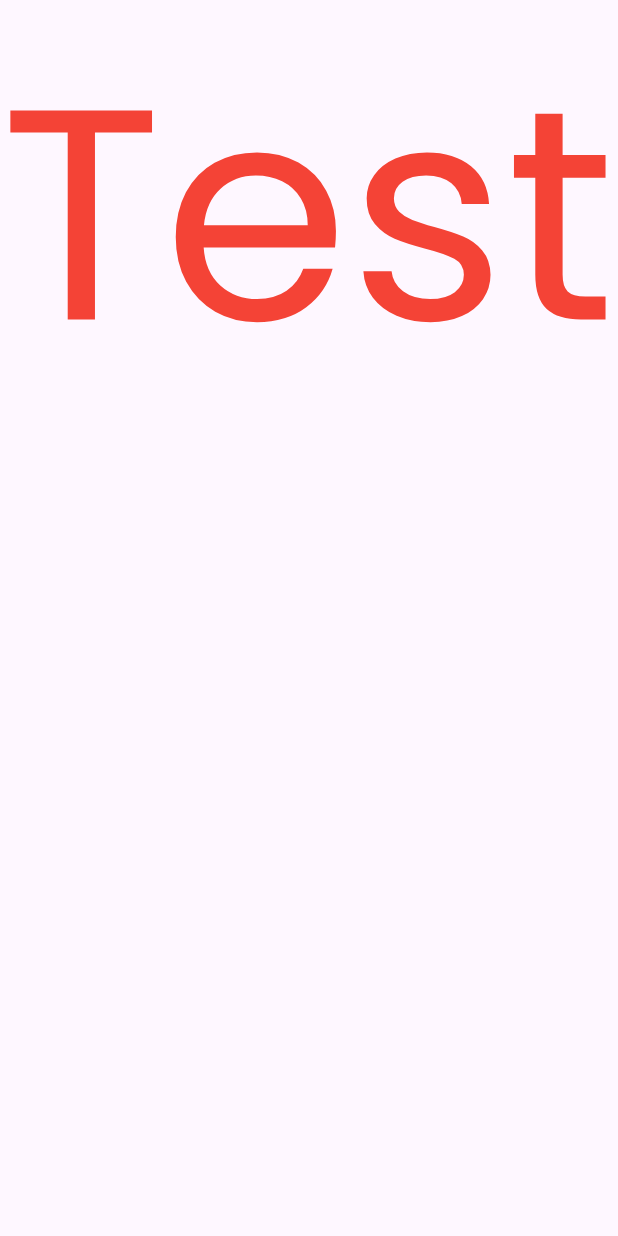
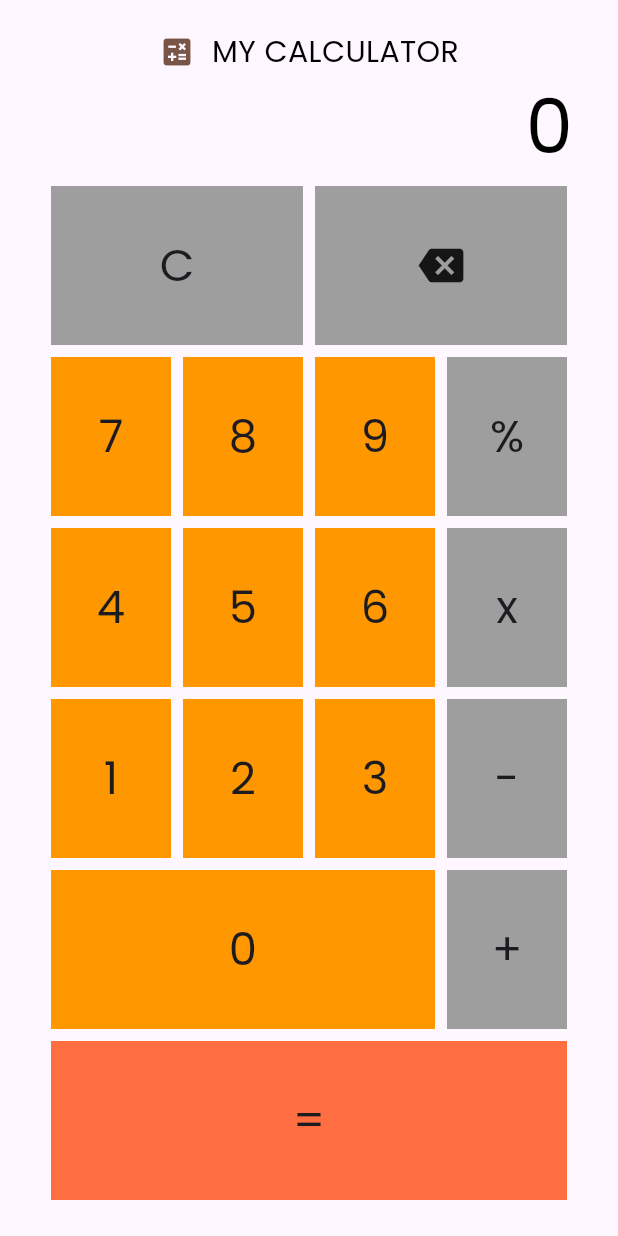
Before and after one commit to Aekanat/midterm_640710070, a Flutter app: the screen it shows after launch, on a phone screen of 412 x 824 dp. Run offline on Flutter 3.47's test engine with Material 3 defaults, Android fonts, the phone set to English and light mode, and no system bars; our stand-ins replace google_fonts.

Commit message:
midterm_update

```diff
--- a/lib/main.dart
+++ b/lib/main.dart
@@ -15,22 +15,235 @@
         colorScheme: ColorScheme.fromSeed(seedColor: Colors.deepPurple),
         useMaterial3: true,
       ),
-      home: const wid(),
+      home: cal(),
     );
   }
 }
 
-class wid extends StatelessWidget {
-  const wid({super.key});
+class cal extends StatefulWidget {
+  const cal({super.key});
+
+  @override
+  State<cal> createState() => _calState();
+}
+
+class _calState extends State<cal> {
+  var _num = '0';
+  var _operation = '';
+  var _count = 0;
+
+  Widget appBar() {
+    return Container(
+      child: Row(
+        mainAxisAlignment: MainAxisAlignment.center,
+        children: [
+          Icon(
+            Icons.calculate,
+            color: Colors.brown,
+          ),
+          Text(
+            '  MY CALCULATOR',
+            style: GoogleFonts.poppins(fontSize: 20, color: Colors.black),
+          ),
+        ],
+      ),
+    );
+  }
+
+  Widget calculate() {
+    return Row(
+      children: [
+        Expanded(
+          child: Row(
+            mainAxisAlignment: MainAxisAlignment.end,
+            children: [
+              Text(
+                _num,
+                style: GoogleFonts.poppins(
+                  fontSize: 50,
+                  color: Colors.black,
+                ),
+              ),
+            ],
+          ),
+        )
+      ],
+    );
+  }
+
+  Widget button({
+    required String txt,
+    required Color c,
+  }) {
+    return InkWell(
+      onTap: () {
+        setState(() {
+          _count = 0;
+          if (txt != 0) {
+            if (_num == '0') {
+              _num = _num.replaceRange(0, 1, txt);
+            } else {
+              _num = _num + txt;
+            }
+            if (txt == 'C' || txt == '=') {
+              _count = 0;
+              _num = '0';
+            }
+          }
+        });
+      },
+      child: Container(
+        margin: EdgeInsets.all(4.0),
+        decoration: BoxDecoration(color: c),
+        child: Column(
+          mainAxisAlignment: MainAxisAlignment.center,
+          children: [
+            Text(
+              txt,
+              style: GoogleFonts.poppins(fontSize: 30.0),
+            ),
+          ],
+        ),
+      ),
+    );
+  }
+
+  Widget icon({required IconData icon, required Color c}) {
+    return InkWell(
+      onTap: () {
+        setState(() {
+          if (_num.length > 1) {
+            _num = _num.substring(0, _num.length - 1);
+          } else {
+            _num = '0';
+          }
+        });
+      },
+      child: Container(
+        margin: EdgeInsets.all(4.0),
+        decoration: BoxDecoration(color: c),
+        child: Column(
+          mainAxisAlignment: MainAxisAlignment.center,
+          children: [
+            Icon(
+              icon,
+              size: 30.0,
+            ),
+          ],
+        ),
+      ),
+    );
+  }
+
+  Widget operator({
+    required String txt,
+    required Color c,
+  }) {
+    return InkWell(
+      onTap: () {
+        setState(() {
+          if (_num.length > 1) {
+            _operation = txt;
+            _count++;
+            if (_count > 1) {
+              _num = _num.substring(0, _num.length - 1) + _operation;
+            } else {
+              _num = _num + txt;
+            }
+          }
+        });
+      },
+      child: Container(
+        margin: EdgeInsets.all(4.0),
+        decoration: BoxDecoration(color: c),
+        child: Column(
+          mainAxisAlignment: MainAxisAlignment.center,
+          children: [
+            Text(
+              txt,
+              style: GoogleFonts.poppins(fontSize: 30.0),
+            ),
+          ],
+        ),
+      ),
+    );
+  }
 
   @override
   Widget build(BuildContext context) {
     return Scaffold(
-      body: Container(
-        child: Text('Test',style: GoogleFonts.poppins(
-          fontSize: 200,
-          color: Colors.red
-        ),),
+      body: Padding(
+        padding: const EdgeInsets.fromLTRB(30, 20, 30, 20),
+        child: Container(
+          child: Column(
+            children: [
+              appBar(),
+              calculate(),
+              Expanded(
+                  child: Row(
+                mainAxisAlignment: MainAxisAlignment.spaceEvenly,
+                children: [
+                  Expanded(child: button(txt: 'C', c: Colors.grey)),
+                  Expanded(child: icon(icon: Icons.backspace, c: Colors.grey)),
+                ],
+              )),
+              Expanded(
+                  child: Row(
+                mainAxisAlignment: MainAxisAlignment.spaceEvenly,
+                children: [
+                  Expanded(child: button(txt: '7', c: Colors.orange)),
+                  Expanded(child: button(txt: '8', c: Colors.orange)),
+                  Expanded(child: button(txt: '9', c: Colors.orange)),
+                  Expanded(child: operator(txt: '%', c: Colors.grey)),
+                ],
+              )),
+              Expanded(
+                  child: Row(
+                mainAxisAlignment: MainAxisAlignment.spaceEvenly,
+                children: [
+                  Expanded(child: button(txt: '4', c: Colors.orange)),
+                  Expanded(child: button(txt: '5', c: Colors.orange)),
+                  Expanded(child: button(txt: '6', c: Colors.orange)),
+                  Expanded(child: operator(txt: 'x', c: Colors.grey)),
+                ],
+              )),
+              Expanded(
+                  child: Row(
+                mainAxisAlignment: MainAxisAlignment.spaceEvenly,
+                children: [
+                  Expanded(child: button(txt: '1', c: Colors.orange)),
+                  Expanded(child: button(txt: '2', c: Colors.orange)),
+                  Expanded(child: button(txt: '3', c: Colors.orange)),
+                  Expanded(child: operator(txt: '-', c: Colors.grey)),
+                ],
+              )),
+              Expanded(
+                child: Row(
+                  mainAxisAlignment: MainAxisAlignment.spaceEvenly,
+                  children: [
+                    Expanded(
+                      flex: 3,
+                      child: button(txt: '0', c: Colors.orange),
+                    ),
+                    Expanded(
+                      flex: 1,
+                      child: operator(txt: '+', c: Colors.grey),
+                    ),
+                  ],
+                ),
+              ),
+              Expanded(
+                child: Row(
+                  mainAxisAlignment: MainAxisAlignment.spaceEvenly,
+                  children: [
+                    Expanded(
+                        child: button(txt: '=', c: Colors.deepOrangeAccent))
+                  ],
+                ),
+              )
+            ],
+          ),
+        ),
       ),
     );
   }
```
